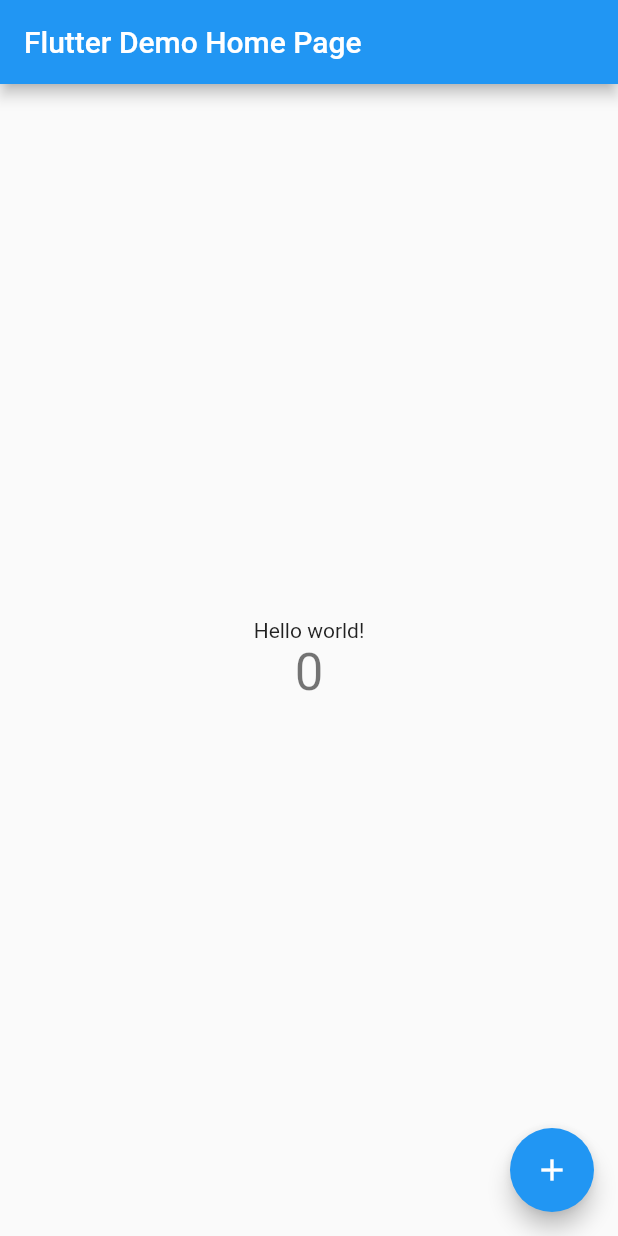
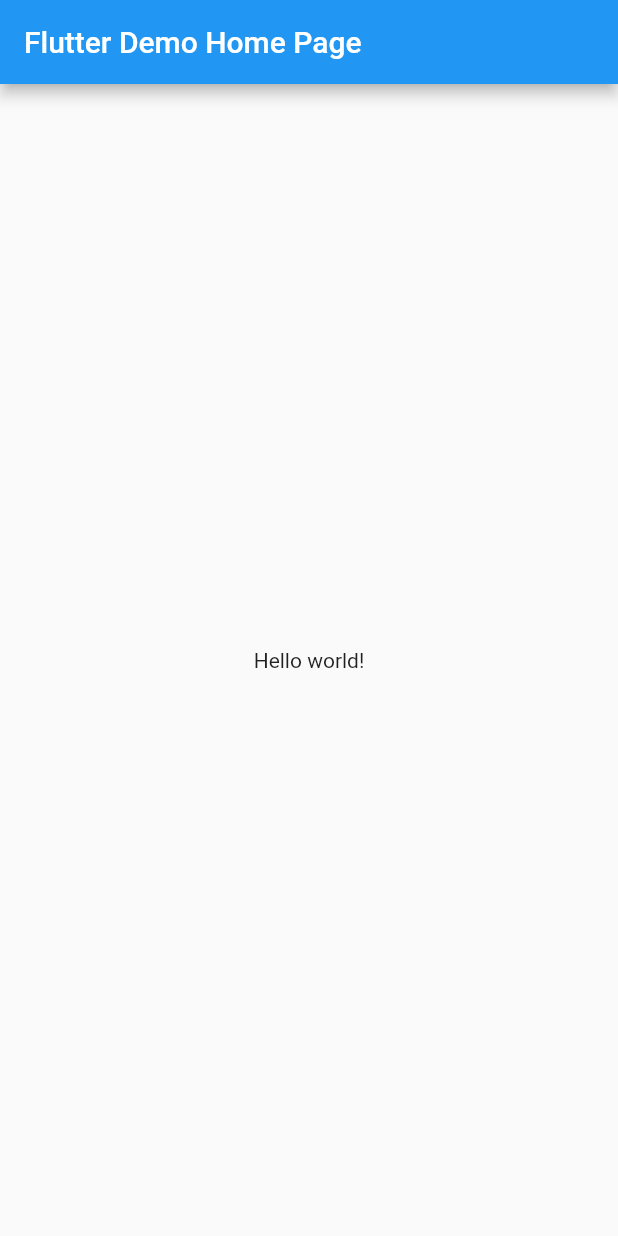
Before and after one commit to argowibowo/progmob2020uas, a Flutter app: the screen it shows after launch, on a phone screen of 412 x 824 dp. Run offline on Flutter 3.47's test engine with Material 2 defaults, Android fonts, the phone set to English and light mode, and no system bars.

```diff
--- a/lib/main.dart
+++ b/lib/main.dart
@@ -3,12 +3,14 @@ import 'package:flutter/material.dart';
 void main() {
   runApp(MyApp());
 }
+const String_title ='Hello world';
 
 class MyApp extends StatelessWidget {
   // This widget is the root of your application.
   @override
   Widget build(BuildContext context) {
     return MaterialApp(
+      debugShowCheckedModeBanner: false,
       title: 'Flutter Demo',
       theme: ThemeData(
         // This is the theme of your application.
@@ -100,18 +102,18 @@ class _MyHomePageState extends State<MyHomePage> {
             Text(
               'Hello world!',
             ),
-            Text(
-              '$_counter',
+        /*Text(
+              //'$_counter',
               style: Theme.of(context).textTheme.headline4,
-            ),
-          ],
-        ),
+            ),*/
+        ],
       ),
-      floatingActionButton: FloatingActionButton(
+    ),
+    /*floatingActionButton: FloatingActionButton(
         onPressed: _incrementCounter,
         tooltip: 'Increment',
         child: Icon(Icons.add),
-      ), // This trailing comma makes auto-formatting nicer for build methods.
+      ),*/ // This trailing comma makes auto-formatting nicer for build methods.
     );
   }
 }
```
Also changed, not shown: 1 other file.
